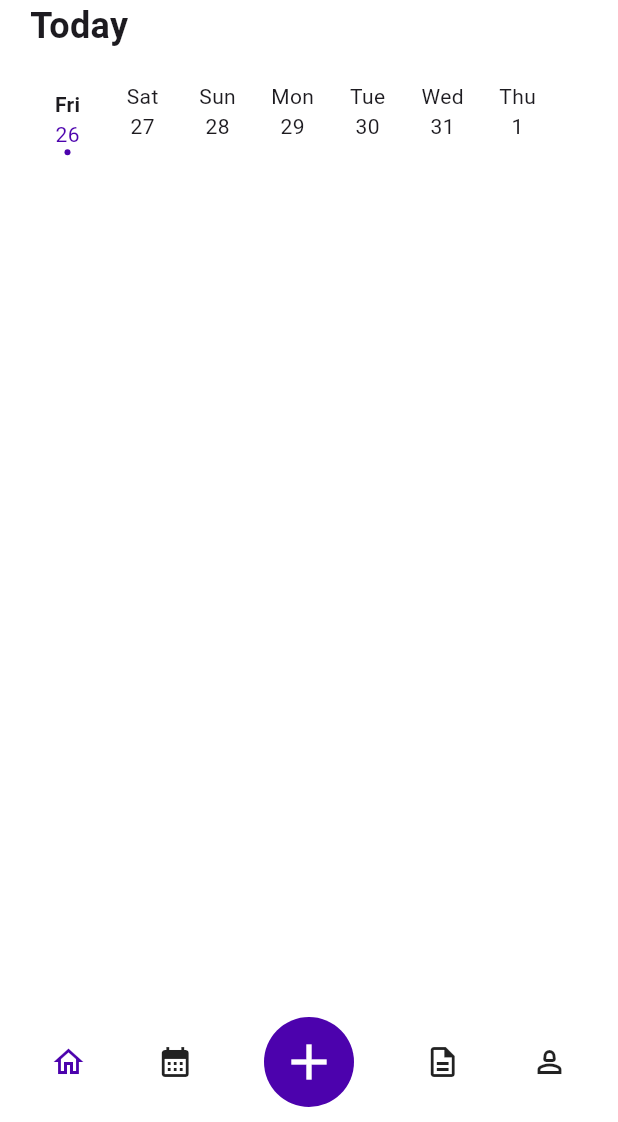
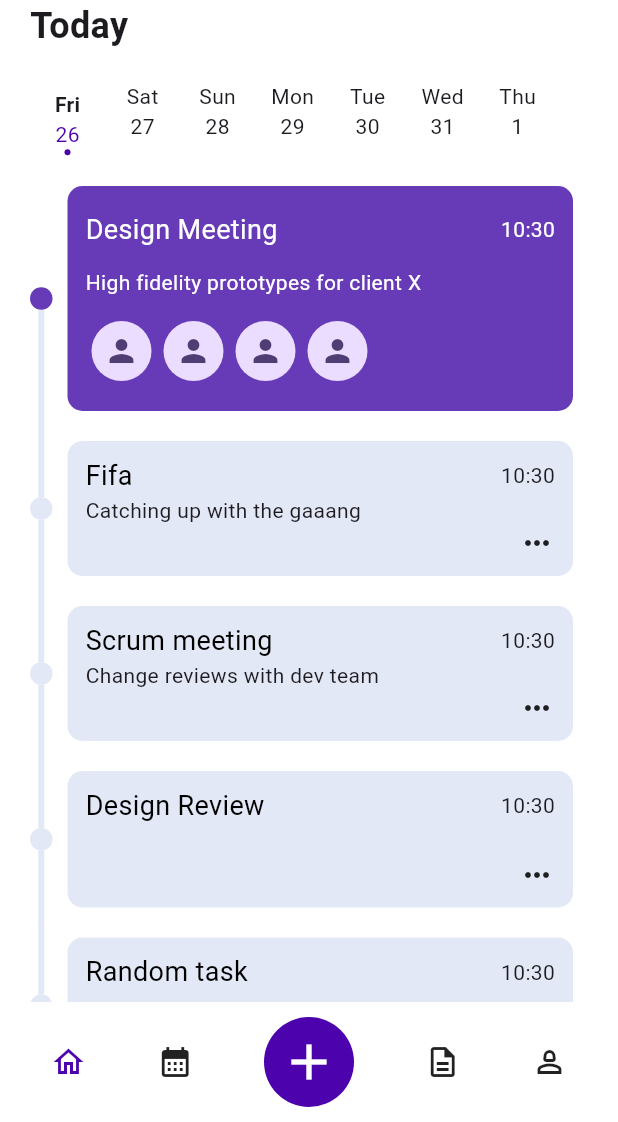
Before and after one commit to hopemadziakapita/Task-management, a Flutter app: the DateTasks screen opened directly, on a phone screen of 412 x 824 dp, the part 114-1236 px from its top. Run offline on Flutter 3.47's test engine with Material 2 defaults, Android fonts, the phone set to English and light mode, and no system bars; drawn by our look-alikes of timeline_tile; our stand-ins replace flutter_switch.

Commit message:
task timeline

```diff
--- a/lib/pages/DateTasks.dart
+++ b/lib/pages/DateTasks.dart
@@ -3,7 +3,8 @@ import 'package:interview/helpers/Colors.dart';
 import 'package:interview/helpers/Functions.dart';
 import 'package:interview/widgets/CustomAppBar.dart';
 import 'package:interview/widgets/CustomBottomNav.dart';
-import 'package:timelines/timelines.dart';
+import 'package:interview/widgets/my_timeline.dart';
+import 'package:timeline_tile/timeline_tile.dart';
 
 class DateTasks extends StatelessWidget {
   const DateTasks({super.key});
@@ -93,6 +94,54 @@ class DateTasks extends StatelessWidget {
                       ),
                     ),
                   ),
+                  Expanded(
+                    child: ListView(
+                      children: [
+                        MyTimeLineTile(
+                          isFirst: true,
+                          isLast: false,
+                          isActive: true,
+                          title: 'Design Meeting',
+                          description: 'High fidelity prototypes for client X',
+                        ),
+                        MyTimeLineTile(
+                          isFirst: false,
+                          isLast: false,
+                          isActive: false,
+                          title: 'Fifa',
+                          description: 'Catching up with the gaaang',
+                        ),
+                        MyTimeLineTile(
+                          isFirst: false,
+                          isLast: false,
+                          isActive: false,
+                          title: 'Scrum meeting',
+                          description: 'Change reviews with dev team',
+                        ),
+                        MyTimeLineTile(
+                          isFirst: false,
+                          isLast: false,
+                          isActive: false,
+                          title: 'Design Review',
+                          description: '',
+                        ),
+                        MyTimeLineTile(
+                          isFirst: false,
+                          isLast: false,
+                          isActive: false,
+                          title: 'Random task',
+                          description: '',
+                        ),
+                        MyTimeLineTile(
+                          isFirst: false,
+                          isLast: true,
+                          isActive: false,
+                          title: '',
+                          description: '',
+                        ),
+                      ],
+                    ),
+                  )
                 ],
               ),
             ),
--- /dev/null
+++ b/lib/widgets/my_timeline.dart
@@ -0,0 +1,98 @@
+import 'package:flutter/material.dart';
+import 'package:interview/helpers/Colors.dart';
+import 'package:timeline_tile/timeline_tile.dart';
+
+class MyTimeLineTile extends StatelessWidget {
+  final bool isFirst, isLast, isActive;
+  final String title, description;
+  const MyTimeLineTile(
+      {super.key,
+      required this.isFirst,
+      required this.isLast,
+      required this.isActive,
+      required this.title,
+      required this.description});
+
+  @override
+  Widget build(BuildContext context) {
+    return TimelineTile(
+      isFirst: isFirst,
+      isLast: isLast,
+      beforeLineStyle: LineStyle(color: AppColors().secondaryColor),
+      indicatorStyle: IndicatorStyle(
+        color: isActive ? Colors.deepPurple : AppColors().secondaryColor,
+        width: 15,
+      ),
+      endChild: Container(
+        margin: const EdgeInsets.all(10),
+        padding: const EdgeInsets.symmetric(horizontal: 12, vertical: 10),
+        height: isActive ? 150 : null,
+        decoration: BoxDecoration(
+          color: isActive ? Colors.deepPurple : AppColors().secondaryColor,
+          borderRadius: BorderRadius.circular(10),
+        ),
+        child: Column(
+          mainAxisAlignment: MainAxisAlignment.spaceAround,
+          crossAxisAlignment: CrossAxisAlignment.start,
+          children: [
+            Row(
+              mainAxisAlignment: MainAxisAlignment.spaceBetween,
+              children: [
+                Text(
+                  title,
+                  style: TextStyle(
+                      color: isActive ? Colors.white : Colors.black,
+                      fontSize: 18),
+                ),
+                Text(
+                  "10:30",
+                  style: TextStyle(color: isActive ? Colors.white : null),
+                ),
+              ],
+            ),
+            Text(
+              description,
+              style: TextStyle(color: isActive ? Colors.white : null),
+            ),
+            Row(
+              mainAxisAlignment:
+                  isActive ? MainAxisAlignment.start : MainAxisAlignment.end,
+              children: [
+                isActive
+                    ? Row(
+                        children: [
+                          Padding(
+                            padding: const EdgeInsets.all(4.0),
+                            child: CircleAvatar(
+                              child: Icon(Icons.person),
+                            ),
+                          ),
+                          Padding(
+                            padding: const EdgeInsets.all(4.0),
+                            child: CircleAvatar(
+                              child: Icon(Icons.person),
+                            ),
+                          ),
+                          Padding(
+                            padding: const EdgeInsets.all(4.0),
+                            child: CircleAvatar(
+                              child: Icon(Icons.person),
+                            ),
+                          ),
+                          Padding(
+                            padding: const EdgeInsets.all(4.0),
+                            child: CircleAvatar(
+                              child: Icon(Icons.person),
+                            ),
+                          ),
+                        ],
+                      )
+                    : Icon(Icons.more_horiz)
+              ],
+            )
+          ],
+        ),
+      ),
+    );
+  }
+}
--- a/pubspec.yaml
+++ b/pubspec.yaml
@@ -37,7 +37,7 @@ dependencies:
   shared_preferences: ^2.2.2
   flutter_switch: ^0.3.2
   intl: ^0.17.0
-  timelines: ^0.1.0
+  timeline_tile: ^2.0.0
 
 dev_dependencies:
   flutter_test:
```
Also changed, not shown: pubspec.lock.
